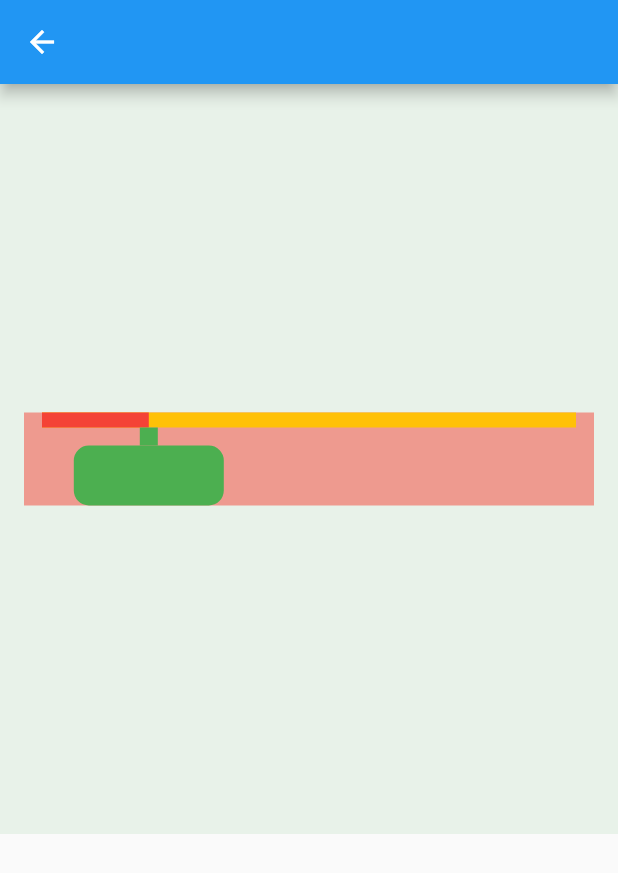
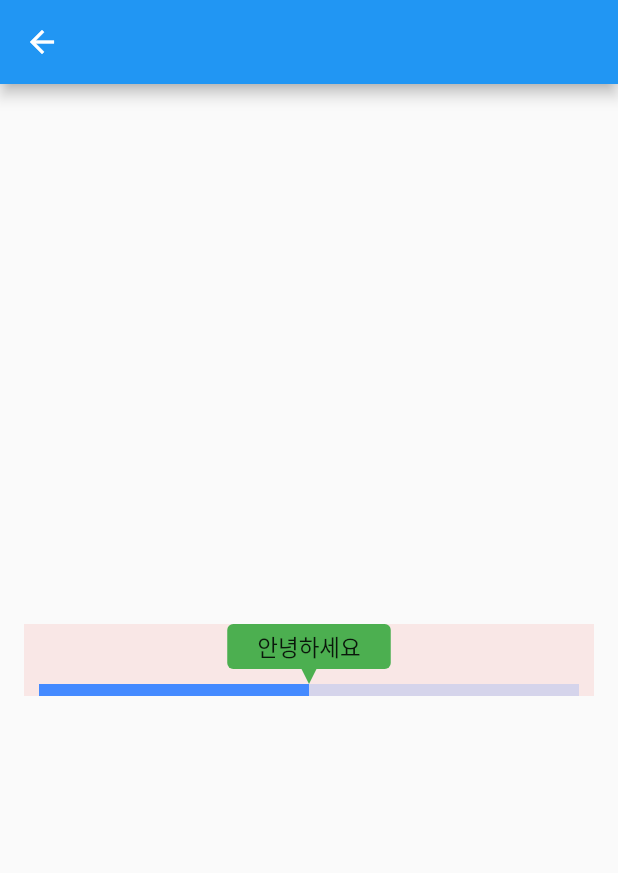
Before and after one commit to flxh4894/my_car_in_phone, a Flutter app: the screen it shows after launch, after a tap on "click", on a phone screen of 412 x 824 dp. Shown: the top 873 px of the screen. Run offline on Flutter 3.47's test engine with Material 2 defaults, Android fonts, the phone set to English and light mode, and no system bars; our stand-ins replace flutter_riverpod, freezed_annotation, riverpod_annotation, table_calendar; generated files the repository leaves out were written again.

Commit message:
변수명 수정

```diff
--- a/lib/views/test.dart
+++ b/lib/views/test.dart
@@ -1,5 +1,4 @@
 import 'package:flutter/material.dart';
-import 'dart:math' as math;
 
 class TestPage extends StatefulWidget {
   const TestPage({super.key});
@@ -9,10 +8,9 @@ class TestPage extends StatefulWidget {
 }
 
 class _TestPageState extends State<TestPage> {
-  final double triangleSize = 12;
-  final double progressHeight = 10;
-  final double tooltipHeight = 40;
-  final EdgeInsets margin = const EdgeInsets.symmetric(horizontal: 12);
+  final double triangleSize = 10;
+  final double progressHeight = 8;
+  final double tooltipHeight = 30;
   final GlobalKey key = GlobalKey();
   double tooltipWidth = 0;
 
@@ -31,15 +29,12 @@ class _TestPageState extends State<TestPage> {
     return Scaffold(
       appBar: AppBar(),
       body: Container(
-        width: double.infinity,
-        height: 500,
-        color: Colors.green.withOpacity(0.1),
         alignment: Alignment.center,
         padding: const EdgeInsets.symmetric(horizontal: 16),
         child: LayoutBuilder(builder: (context, size) {
-          final maxWidth = size.maxWidth - triangleSize * 2;
+          final maxWidth = size.maxWidth - (triangleSize * 2);
           final double halfWidth = tooltipWidth / 2;
-          const double x = 0.2;
+          const double x = 0.5;
 
           double center = (maxWidth * x) - (halfWidth - triangleSize);
           if (center < 0) {
@@ -51,31 +46,36 @@ class _TestPageState extends State<TestPage> {
           return Container(
             width: size.maxWidth,
             height: progressHeight + triangleSize + tooltipHeight,
-            color: Colors.red.withOpacity(0.5),
+            color: Colors.red.withOpacity(0.1),
             child: Stack(
               children: [
-                Container(
-                  width: maxWidth,
-                  height: progressHeight,
-                  margin: margin,
-                  color: Colors.amber,
+                Positioned(
+                  bottom: 0,
+                  child: Container(
+                    width: maxWidth,
+                    height: progressHeight,
+                    margin: EdgeInsets.symmetric(horizontal: triangleSize),
+                    color: Colors.blueAccent.withOpacity(0.2),
+                  ),
                 ),
-                Container(
-                  width: maxWidth * x,
-                  height: progressHeight,
-                  margin: margin,
-                  color: Colors.red,
+                Positioned(
+                  bottom: 0,
+                  child: Container(
+                    width: maxWidth * x,
+                    height: progressHeight,
+                    margin: EdgeInsets.symmetric(horizontal: triangleSize),
+                    color: Colors.blueAccent,
+                  ),
                 ),
                 Positioned(
                   left: (triangleSize / 2) + (maxWidth * x),
-                  top: progressHeight,
+                  top: tooltipHeight,
                   child: _DrawTriAngle(
                     size: triangleSize,
                   ),
                 ),
                 Positioned(
                   left: center,
-                  top: progressHeight + triangleSize,
                   child: _DrawRect(
                     tooltipHeight: tooltipHeight,
                     key: key,
@@ -101,12 +101,14 @@ class _DrawRect extends StatelessWidget {
   @override
   Widget build(BuildContext context) {
     return Container(
-      width: 100,
       height: tooltipHeight,
+      padding: const EdgeInsets.symmetric(horizontal: 20),
+      alignment: Alignment.center,
       decoration: BoxDecoration(
         color: Colors.green,
-        borderRadius: BorderRadius.circular(10),
+        borderRadius: BorderRadius.circular(4),
       ),
+      child: Text("안녕하세요"),
     );
   }
 }
@@ -122,13 +124,40 @@ class _DrawTriAngle extends StatelessWidget {
     return SizedBox(
       width: size,
       height: size,
-      child: Transform.rotate(
-        // angle: 45 * math.pi / 180,
-        angle: 0,
-        child: Container(
+      child: CustomPaint(
+        size: Size(size, size),
+        painter: Triangle(
           color: Colors.green,
         ),
       ),
     );
   }
 }
+
+class Triangle extends CustomPainter {
+  Triangle({
+    required this.color,
+  });
+
+  final Color color;
+
+  @override
+  void paint(Canvas canvas, Size size) {
+    Paint painter = Paint()
+      ..color = Colors.green
+      ..style = PaintingStyle.fill;
+
+    Path path = Path();
+    path.moveTo(size.width / 2, size.height);
+    path.lineTo(size.width, 0);
+    path.lineTo(0, 0);
+    path.close();
+
+    canvas.drawPath(path, painter);
+  }
+
+  @override
+  bool shouldRepaint(covariant CustomPainter oldDelegate) {
+    return false;
+  }
+}
```
